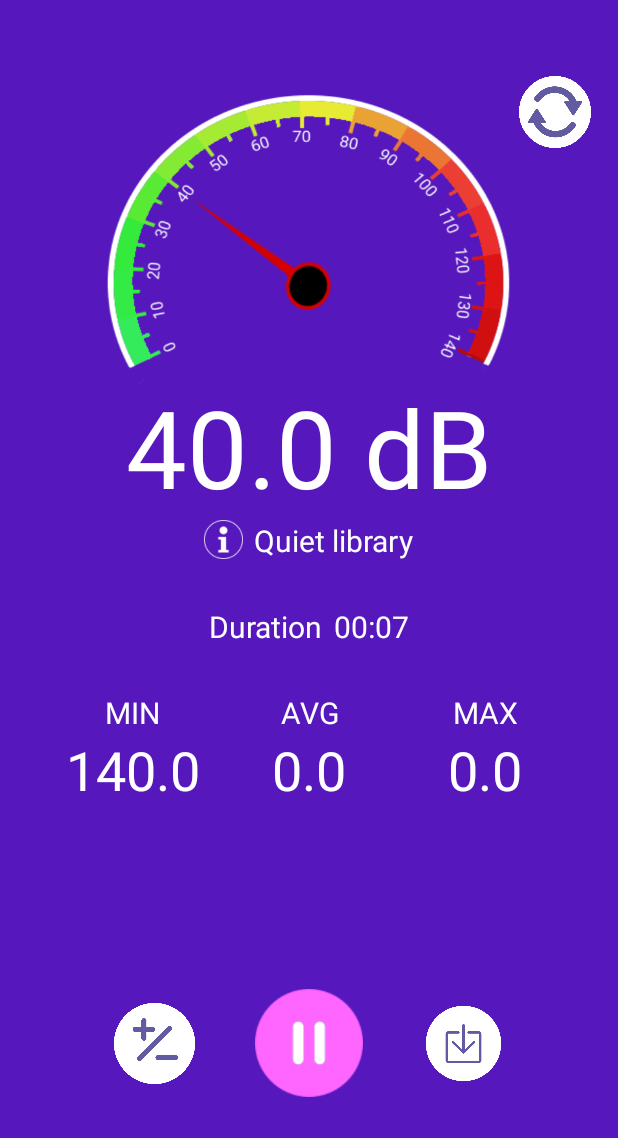
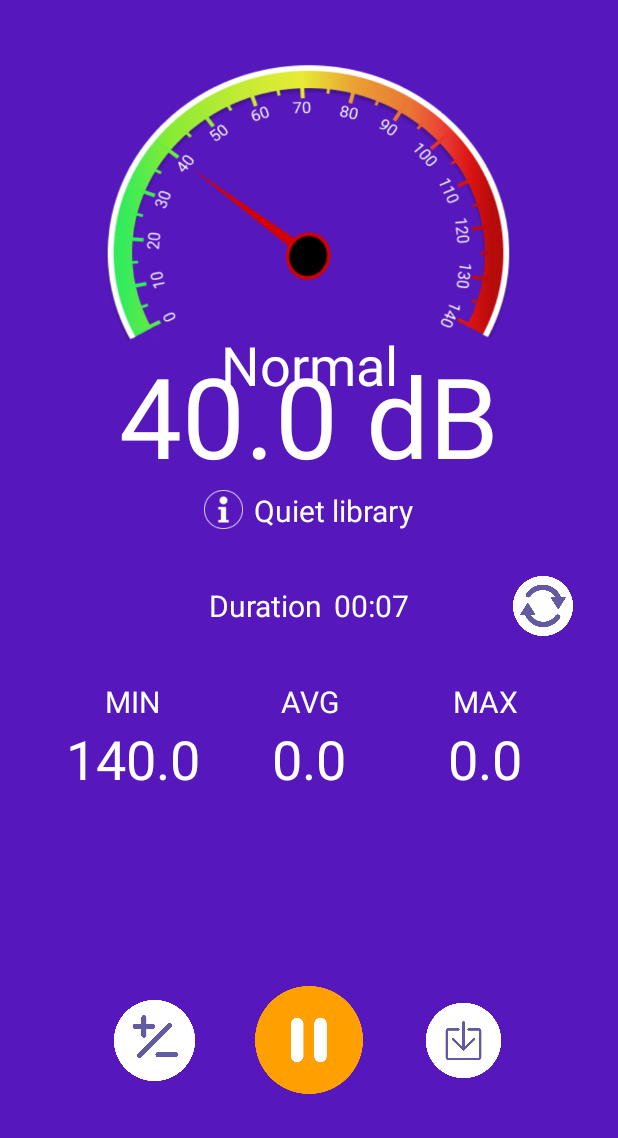
Before and after one commit to khuongtrucvn/SoundMeter, an Android app: the screen it shows after launch (ActivityMain), on a phone screen of 412 x 824 dp, the part 98-1236 px from its top. Run offline under Robolectric (Android 15) with nearby library versions, the phone set to English and light mode, and no system bars; our stand-ins replace data binding.

Commit message:
Minor fixes

```diff
--- a/app/build.gradle
+++ b/app/build.gradle
@@ -4,7 +4,7 @@ android {
     compileSdkVersion 29
     buildToolsVersion "29.0.1"
     defaultConfig {
-        applicationId "com.app.khoaluan.noizy"
+        applicationId "android.dbmeter.net"
         minSdkVersion 23
         targetSdkVersion 29
         versionCode 1
--- a/app/src/main/java/com/app/khoaluan/noizy/adapter/AdapterHistory.java
+++ b/app/src/main/java/com/app/khoaluan/noizy/adapter/AdapterHistory.java
@@ -90,10 +90,10 @@ public class AdapterHistory extends RecyclerView.Adapter<AdapterHistory.HistoryV
         final UtilsXmlFile xml = new UtilsXmlFile();
 
         AlertDialog.Builder builder = new AlertDialog.Builder(context);
-        builder.setTitle(R.string.title_confirm);
+        builder.setTitle(R.string.title_history_delete);
         builder.setMessage(R.string.activity_delete_confirm);
         builder.setCancelable(false);
-        builder.setPositiveButton(R.string.activity_confirm, new DialogInterface.OnClickListener() {
+        builder.setPositiveButton(R.string.activity_delete_confirm, new DialogInterface.OnClickListener() {
             @Override
             public void onClick(DialogInterface dialogInterface, int i) {
                 List<MeasureResult> ms = xml.getNodeDeleteList(context,position);
--- a/app/src/main/java/com/app/khoaluan/noizy/model/NoiseLevel.java
+++ b/app/src/main/java/com/app/khoaluan/noizy/model/NoiseLevel.java
@@ -137,4 +137,17 @@ public class NoiseLevel {
         else
             return R.color.colorPrimary;
     }
+
+    public int getInfluenceLevel(float value){
+        if(value > 120)
+            return R.string.il_extreme_danger;
+        else if(value > 90)
+            return R.string.il_high_danger;
+        else if(value > 80)
+            return R.string.il_considerable_danger;
+        else if(value > 70)
+            return R.string.il_moderate_danger;
+        else
+            return R.string.il_normal;
+    }
 }
--- a/app/src/main/java/com/app/khoaluan/noizy/model/Speedometer.java
+++ b/app/src/main/java/com/app/khoaluan/noizy/model/Speedometer.java
@@ -18,19 +18,23 @@ import java.util.Locale;
 import static com.app.khoaluan.noizy.utils.AppConfig.ANIMATION_INTERVAL;
 
 public class Speedometer extends androidx.appcompat.widget.AppCompatImageView {
+    private Context context;
     private float scaleWidth, scaleHeight;
     private int newWidth, newHeight;
     private Matrix mMatrix = new Matrix();
     private Bitmap indicatorBitmap;
-    private Paint paint = new Paint();
+    private Paint dbValuePaint = new Paint(), influencePaint = new Paint();
     DecimalFormat df1;
+    private NoiseLevel level = new NoiseLevel();
 
     public Speedometer(Context context) {
         super(context);
+        this.context = context;
     }
 
     public Speedometer(Context context, AttributeSet attrs) {
         super(context, attrs);
+        this.context = context;
     }
 
     private void init() {
@@ -44,11 +48,17 @@ public class Speedometer extends androidx.appcompat.widget.AppCompatImageView {
         mMatrix.postScale(scaleWidth, scaleHeight);   //Set the scale of mMatrix
         indicatorBitmap = Bitmap.createBitmap(myBitmap, 0, 0, bitmapWidth, bitmapHeight, mMatrix,true);  //Get the same and background width and height of the pointer map bitmap
 
-        paint = new Paint();
-        paint.setTextSize(108);
-        paint.setAntiAlias(true);  //Anti-aliasing
-        paint.setTextAlign(Paint.Align.CENTER);
-        paint.setColor(Color.WHITE);
+        dbValuePaint = new Paint();
+        dbValuePaint.setTextSize(112);
+        dbValuePaint.setAntiAlias(true);  //Anti-aliasing
+        dbValuePaint.setTextAlign(Paint.Align.CENTER);
+        dbValuePaint.setColor(Color.WHITE);
+
+        influencePaint = new Paint();
+        influencePaint.setTextSize(54);
+        influencePaint.setAntiAlias(true);  //Anti-aliasing
+        influencePaint.setTextAlign(Paint.Align.CENTER);
+        influencePaint.setColor(Color.WHITE);
 
         Locale currentLocale = Locale.getDefault();
         DecimalFormatSymbols otherSymbols = new DecimalFormatSymbols(currentLocale);
@@ -72,12 +82,15 @@ public class Speedometer extends androidx.appcompat.widget.AppCompatImageView {
             init();
         }
         mMatrix.setRotate(getAngle(Global.lastDb), newWidth / 2, newHeight * 215 / 460);   //The relative position of the sheet
-        canvas.drawBitmap(indicatorBitmap, mMatrix, paint);
-        canvas.drawText(df1.format(Global.lastDb)+" dB", newWidth/2,newHeight*44/46, paint); //Picture relative position
+        canvas.drawBitmap(indicatorBitmap, mMatrix, dbValuePaint);
+
+        //Mức độ ảnh hưởng
+        canvas.drawText(context.getString(level.getInfluenceLevel(Global.lastDb)), newWidth/2,newHeight*18/23, influencePaint); //Picture relative position
+        //Độ ồn hiện tại
+        canvas.drawText(df1.format(Global.lastDb)+" dB", newWidth/2,newHeight*22/23, dbValuePaint); //Picture relative position
     }
 
     private float getAngle(float db){
         return(db-85)*5/3;  //Say more are tears, online to find pictures. The They will not change the map, the code calculation
     }
-
 }
--- a/app/src/main/java/com/app/khoaluan/noizy/ui/fragment/FragmentHistory.java
+++ b/app/src/main/java/com/app/khoaluan/noizy/ui/fragment/FragmentHistory.java
@@ -109,10 +109,10 @@ public class FragmentHistory extends Fragment {
     //Xác nhận xoá hết tất cả lịch sử
     private void confirmDeleteAll(){
         AlertDialog.Builder builder = new AlertDialog.Builder(activity);
-        builder.setTitle(R.string.title_confirm);
+        builder.setTitle(R.string.title_history_delete_all);
         builder.setMessage(R.string.activity_delete_all_confirm);
         builder.setCancelable(false);
-        builder.setPositiveButton(R.string.activity_confirm, new DialogInterface.OnClickListener() {
+        builder.setPositiveButton(R.string.activity_delete_all_confirm, new DialogInterface.OnClickListener() {
             @Override
             public void onClick(DialogInterface dialogInterface, int i) {
                 //Xoá file và thông báo
--- a/app/src/main/java/com/app/khoaluan/noizy/ui/fragment/FragmentMeter.java
+++ b/app/src/main/java/com/app/khoaluan/noizy/ui/fragment/FragmentMeter.java
@@ -408,10 +408,10 @@ public class FragmentMeter extends Fragment {
 
     private void confirmSaveHistory(){
         AlertDialog.Builder builder = new AlertDialog.Builder(activity);
-        builder.setTitle(R.string.title_confirm);
+        builder.setTitle(R.string.title_history_save);
         builder.setMessage(R.string.activity_save_confirm);
         builder.setCancelable(false);
-        builder.setPositiveButton(R.string.activity_confirm, new DialogInterface.OnClickListener() {
+        builder.setPositiveButton(R.string.activity_save, new DialogInterface.OnClickListener() {
             @Override
             public void onClick(DialogInterface dialogInterface, int i) {
                 //save history to file
--- a/app/src/main/java/com/app/khoaluan/noizy/utils/UtilsFile.java
+++ b/app/src/main/java/com/app/khoaluan/noizy/utils/UtilsFile.java
@@ -6,7 +6,7 @@ import java.io.File;
 import java.io.IOException;
 
 public class UtilsFile {
-    private static final String LOCAL = "Noizy";
+    private static final String LOCAL = "SoundMeter";
 
     private static final String LOCAL_PATH = Environment.getExternalStorageDirectory().getPath() + File.separator;
 
--- a/app/src/main/res/layout/dialog_calibrate.xml
+++ b/app/src/main/res/layout/dialog_calibrate.xml
@@ -151,7 +151,7 @@
                 android:layout_width="wrap_content"
                 android:layout_height="wrap_content"
                 android:padding="@dimen/padding_10dp"
-                android:text="@string/activity_confirm"
+                android:text="@string/activity_save"
                 android:textSize="@dimen/font_16sp"
                 android:textColor="@color/white"
                 android:backgroundTint="@color/colorAccent"/>
--- a/app/src/main/res/layout/dialog_warning.xml
+++ b/app/src/main/res/layout/dialog_warning.xml
@@ -19,7 +19,7 @@
             android:text="@string/activity_pickerlabel"
             android:textSize="@dimen/font_20sp"
             android:textStyle="bold"
-            android:textColor="@color/black"/>
+            android:textColor="@color/colorAccent"/>
 
         <NumberPicker
             android:id="@+id/picker_warning_value"
@@ -51,7 +51,7 @@
                 android:layout_height="wrap_content"
                 android:padding="@dimen/padding_10dp"
                 android:backgroundTint="@color/colorAccent"
-                android:text="@string/activity_confirm"
+                android:text="@string/activity_save"
                 android:textSize="@dimen/font_16sp"
                 android:textColor="@color/white" />
         </com.google.android.material.circularreveal.CircularRevealLinearLayout>
--- a/app/src/main/res/layout/fragment_meter.xml
+++ b/app/src/main/res/layout/fragment_meter.xml
@@ -7,13 +7,18 @@
             android:orientation="vertical"
             android:layout_width="match_parent"
             android:layout_height="match_parent"
-        android:paddingTop="@dimen/margin_20dp"
             android:paddingBottom="@dimen/padding_20dp">
+
+            <androidx.core.widget.NestedScrollView
+                android:layout_width="match_parent"
+                android:layout_height="0dp"
+                android:layout_weight="7"
+                android:paddingBottom="@dimen/padding_10dp"
+                android:paddingTop="@dimen/padding_10dp">
 
                 <com.google.android.material.circularreveal.CircularRevealFrameLayout
                     android:layout_width="match_parent"
-            android:layout_height="0dp"
-            android:layout_weight="7">
+                    android:layout_height="wrap_content">
 
                     <com.google.android.material.circularreveal.CircularRevealLinearLayout
                         android:layout_width="match_parent"
@@ -33,21 +38,14 @@
                                 android:background="@drawable/img_speedometer_disc"
                                 android:layout_gravity="center"
                                 android:layout_marginTop="@dimen/margin_16dp"/>
-
-                    <androidx.appcompat.widget.AppCompatImageButton
-                        android:id="@+id/btn_restart"
-                        android:layout_width="@dimen/size_button_restart"
-                        android:layout_height="@dimen/size_button_restart"
-                        android:gravity="center_vertical"
-                        android:background="@drawable/button_restart"
-                        android:layout_toEndOf="@id/speedometer"/>
                         </com.google.android.material.circularreveal.CircularRevealRelativeLayout>
 
                         <com.google.android.material.circularreveal.CircularRevealLinearLayout
                             android:id="@+id/layout_info"
                             android:layout_width="wrap_content"
                             android:layout_height="wrap_content"
-                    android:orientation="horizontal">
+                            android:orientation="horizontal"
+                            android:layout_gravity="center">
 
                             <androidx.appcompat.widget.AppCompatImageView
                                 android:id="@+id/btn_info"
@@ -66,11 +64,16 @@
                                 android:textColor="@color/white" />
                         </com.google.android.material.circularreveal.CircularRevealLinearLayout>
 
+                        <com.google.android.material.circularreveal.CircularRevealRelativeLayout
+                            android:layout_width="match_parent"
+                            android:layout_height="wrap_content"
+                            android:layout_margin="@dimen/margin_30dp">
+
                             <com.google.android.material.circularreveal.CircularRevealLinearLayout
                                 android:layout_width="wrap_content"
                                 android:layout_height="wrap_content"
                                 android:orientation="horizontal"
-                    android:layout_marginTop="@dimen/margin_30dp">
+                                android:layout_centerInParent="true">
 
                                 <com.google.android.material.textview.MaterialTextView
                                     android:layout_width="wrap_content"
@@ -88,11 +91,20 @@
                                     android:textColor="@color/white" />
                             </com.google.android.material.circularreveal.CircularRevealLinearLayout>
 
+                            <androidx.appcompat.widget.AppCompatImageButton
+                                android:id="@+id/btn_restart"
+                                android:layout_alignParentEnd="true"
+                                android:layout_width="@dimen/size_button_restart"
+                                android:layout_height="@dimen/size_button_restart"
+                                android:gravity="center_vertical"
+                                android:background="@drawable/button_restart"
+                                android:layout_toEndOf="@id/speedometer"/>
+                        </com.google.android.material.circularreveal.CircularRevealRelativeLayout>
+
                         <com.google.android.material.circularreveal.CircularRevealLinearLayout
                             android:layout_width="match_parent"
                             android:layout_height="wrap_content"
                             android:orientation="horizontal"
-                    android:layout_marginTop="@dimen/margin_30dp"
                             android:layout_marginStart="@dimen/margin_30dp"
                             android:layout_marginEnd="@dimen/margin_30dp">
 
@@ -122,6 +134,7 @@
                                     android:textColor="@color/white"
                                     android:textSize="@dimen/font_36sp" />
                             </com.google.android.material.circularreveal.CircularRevealLinearLayout>
+
                             <com.google.android.material.circularreveal.CircularRevealLinearLayout
                                 android:layout_width="0dp"
                                 android:layout_height="wrap_content"
@@ -149,7 +162,6 @@
                                     android:textColor="@color/white"
                                     android:textSize="@dimen/font_36sp" />
                             </com.google.android.material.circularreveal.CircularRevealLinearLayout>
-
 
                             <com.google.android.material.circularreveal.CircularRevealLinearLayout
                                 android:layout_width="0dp"
@@ -180,6 +192,7 @@
                         </com.google.android.material.circularreveal.CircularRevealLinearLayout>
                     </com.google.android.material.circularreveal.CircularRevealLinearLayout>
                 </com.google.android.material.circularreveal.CircularRevealFrameLayout>
+            </androidx.core.widget.NestedScrollView>
 
             <com.google.android.material.circularreveal.CircularRevealRelativeLayout
                 android:layout_width="match_parent"
--- a/app/src/main/res/layout/nav_toolbar.xml
+++ b/app/src/main/res/layout/nav_toolbar.xml
@@ -5,7 +5,7 @@
         xmlns:android="http://schemas.android.com/apk/res/android"
         android:layout_width="match_parent"
         android:layout_height="?actionBarSize"
-        android:paddingBottom="@dimen/padding_20dp"
+        android:paddingBottom="@dimen/padding_10dp"
         style="@style/ToolbarStyle">
 
         <com.google.android.material.circularreveal.CircularRevealRelativeLayout
--- a/app/src/main/res/values/dimens.xml
+++ b/app/src/main/res/values/dimens.xml
@@ -22,7 +22,7 @@
     <dimen name="size_height_toolbar_frame">80dp</dimen>
     <dimen name="size_height_toolbar_circular_frame">40dp</dimen>
     <dimen name="size_speedometer">280dp</dimen>
-    <dimen name="size_button_restart">48dp</dimen>
+    <dimen name="size_button_restart">40dp</dimen>
     <dimen name="size_button_info">26dp</dimen>
     <dimen name="size_button_pause_play">72dp</dimen>
     <dimen name="size_button_calibrate">54dp</dimen>
--- a/app/src/main/res/values/strings.xml
+++ b/app/src/main/res/values/strings.xml
@@ -1,5 +1,5 @@
 <resources>
-    <string name="app_name" translatable="false">Noizy</string>
+    <string name="app_name" translatable="false">SoundMeter</string>
     <string name="app_version">version 1.0</string>
     <string name="open">Open</string>
     <string name="close">Close</string>
@@ -11,6 +11,13 @@
     <string name="plus" translatable="false">+</string>
     <string name="minus" translatable="false">-</string>
 
+    <!-- Influence Level -->
+    <string name="il_normal" >Normal</string>
+    <string name="il_moderate_danger">Not safe</string>
+    <string name="il_considerable_danger">Warning</string>
+    <string name="il_high_danger">Danger</string>
+    <string name="il_extreme_danger">Extreme Danger</string>
+
     <!-- Title -->
     <string name="title_soundmeter">Sound Meter</string>
     <string name="title_history">History</string>
@@ -18,6 +25,9 @@
     <string name="title_share">Snap &amp; Share</string>
     <string name="title_setting">Settings</string>
     <string name="title_confirm">Confirm</string>
+    <string name="title_history_save">Save result</string>
+    <string name="title_history_delete_all">Delete all history</string>
+    <string name="title_history_delete">Delete selected history</string>
 
     <!-- Sound Unit -->
     <string name="sound_unit">dB</string>
@@ -75,8 +85,9 @@
     <string name="activity_delete_confirm">Do you want to delete the selected history ?</string>
     <string name="activity_save_confirm">Do you want to save this measure result ?</string>
     <string name="activity_calibrate">Performance of the microphone will be different for each device, so calibration is need before use.</string>
-    <string name="activity_confirm">OK</string>
+    <string name="activity_save">Save</string>
     <string name="activity_cancel">Cancel</string>
+    <string name="activity_delete">Delete</string>
 
     <!-- Notification -->
     <string name="noti_refresh">Refreshed</string>
```
Also changed, not shown: app/src/main/AndroidManifest.xml (+4 -3 lines), app/src/main/res/drawable/img_logo.png (added), app/src/main/res/drawable/img_pause.png, app/src/main/res/drawable/img_pause_pressed.png, app/src/main/res/drawable/img_round_logo.png (added), app/src/main/res/drawable/img_speedometer_disc.png, 1 other file. Lines whose indentation alone changed are shown as unchanged.
